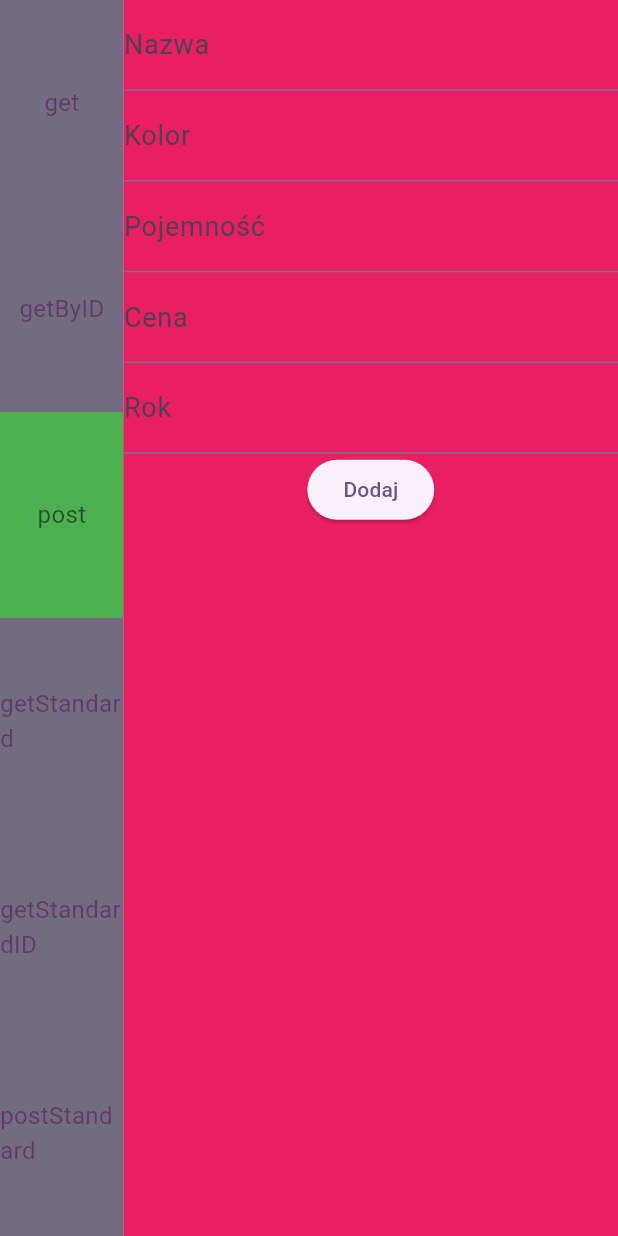
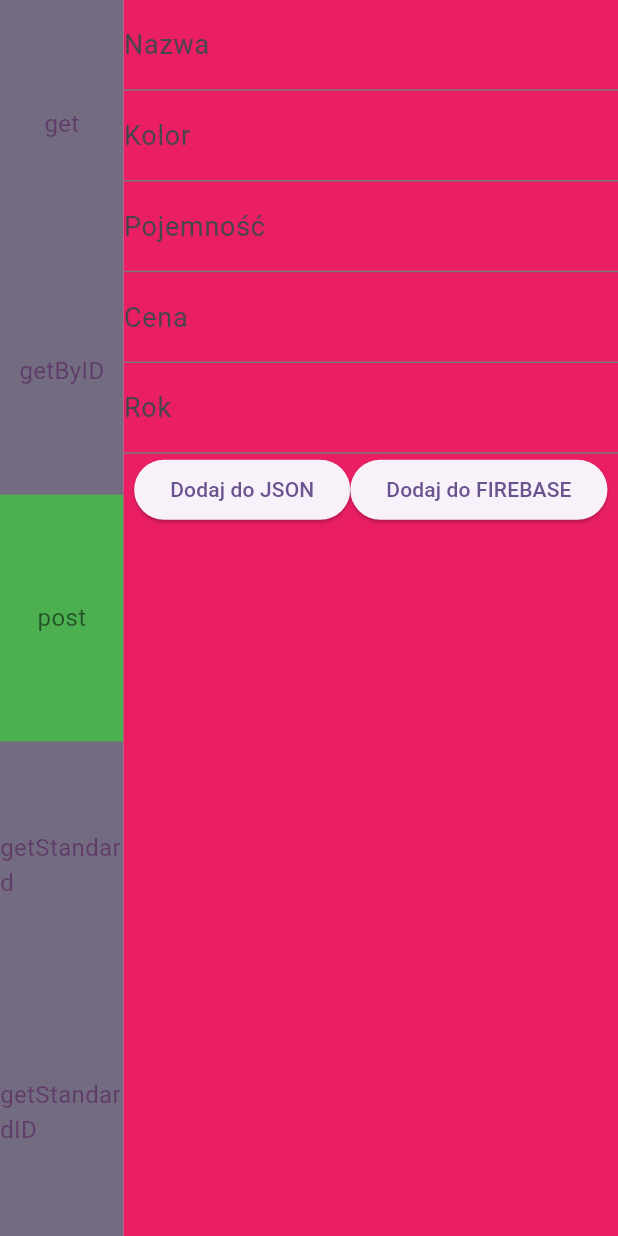
Before and after one commit to parowka18888/FlutterAPI, a Flutter app: the screen it shows once a user with an empty profile is signed in, after a tap on "get", after a tap on "getByID", after a tap on "post", on a phone screen of 412 x 824 dp. Run offline on Flutter 3.47's test engine with Material 3 defaults, Android fonts, the phone set to English and light mode, and no system bars; our stand-ins replace cloud_firestore, firebase_auth, firebase_core; missing offline and left inert: firebase_auth_platform_interface, firebase_ui_auth; accounts and stored records are empty; network calls fail.

Commit message:
Post view fixed

```diff
--- a/lib/core/enums/selected_mode.dart
+++ b/lib/core/enums/selected_mode.dart
@@ -1,3 +1,3 @@
 enum SelectedMode{
-  get, getByID, post, getStandard, getStandardID, postStandard
+  get, getByID, post, getStandard, getStandardID
 }
--- /dev/null
+++ b/lib/core/helpers/string_helper.dart
@@ -0,0 +1,8 @@
+class StringHelper{
+
+  static String toStr(dynamic value) {
+    if (value == null) return "";
+    return value.toString();
+  }
+
+}
--- a/lib/core/viewmodels/app_provider.dart
+++ b/lib/core/viewmodels/app_provider.dart
@@ -1,8 +1,10 @@
 import 'package:api/core/enums/dbs.dart';
 import 'package:api/core/enums/selected_mode.dart';
+import 'package:api/core/viewmodels/form_controller.dart';
 import 'package:api/data/services/PhoneService.dart';
 import 'package:api/data/services/PhoneService_Firebase.dart';
 import 'package:flutter/cupertino.dart';
+import 'package:provider/provider.dart';
 
 import '../../data/models/Phone.dart';
 
@@ -13,11 +15,15 @@ class AppProvider extends ChangeNotifier{
   bool isLoading = false;
   List<Phone> phones = [];
   Phone? phone = null;
+  Dbs currentDb = Dbs.firebase;
+  String? chosenID;
 
   void setSelectedMode(SelectedMode mode){
     selected_mode = mode;
+    chosenID = null;
     notifyListeners();
   }
+
 
   Future<void> loadPhones(Dbs db) async {
     isLoading = true;
@@ -26,6 +32,7 @@ class AppProvider extends ChangeNotifier{
       case Dbs.firebase: { phones = await PhoneService_Firebase.getPhones(); break;}
       case Dbs.json: { phones = await PhoneService.getPhones();break;}
     }
+    currentDb = db;
     isLoading = false;
     notifyListeners();
   }
@@ -38,13 +45,26 @@ class AppProvider extends ChangeNotifier{
       case Dbs.firebase: { phone = await PhoneService_Firebase.getPhoneByID(id); break;}
       case Dbs.json: { phone = await PhoneService.getPhoneById(id);break;}
     }
+    currentDb = db;
     isLoading = false;
     notifyListeners();
   }
 
-  void deletePhone(String id) {
-    PhoneService_Firebase.deletePhone(id);
+  Future<void> deletePhone(String id) async {
+    switch (currentDb){
+      case Dbs.firebase: { await PhoneService_Firebase.deletePhone(id); break;}
+      case Dbs.json: { await PhoneService.deletePhone(id);break;}
+    }
+    loadPhones(currentDb);
     notifyListeners();
   }
 
+  // void editPhone_Prepare(Phone phone, BuildContext context) {
+  //   FormController formController = context.read<FormController>();
+  //   formController.setForm(phone);
+  //   selected_mode = SelectedMode.post;
+  //   chosenID = phone.id;
+  //   notifyListeners();
+  // }
+
 }
--- a/lib/data/models/Phone.dart
+++ b/lib/data/models/Phone.dart
@@ -13,7 +13,7 @@ class Phone{
 
   factory Phone.fromJson(Map<String, dynamic> json){
     return Phone(
-      id: json["id"] as String,
+      id: json["id"] as String?,
       name: json['name'] as String,
       data: json['data'] != null ? Map<String, dynamic>.from(json['data']) : null
     );
--- a/lib/data/services/PhoneService_Firebase.dart
+++ b/lib/data/services/PhoneService_Firebase.dart
@@ -19,6 +19,13 @@ class PhoneService_Firebase{
         .delete();
   }
 
+  static Future<void> editPhone(Phone phone) async {
+    await FirebaseFirestore.instance
+      .collection('phones')
+      .doc(phone.id)
+      .set(phone.toMap());
+  }
+
   static Future<List<Phone>> getPhones() async {
     final QuerySnapshot snapshot = await FirebaseFirestore.instance.collection('phones').get();
     return snapshot.docs.map((doc){
@@ -28,9 +35,7 @@ class PhoneService_Firebase{
 
   static Future<Phone?> getPhoneByID(String id) async {
     final DocumentSnapshot doc = await FirebaseFirestore.instance.collection('phones').doc(id).get();
-    print("NIE ZNALEZIONO!");
     if(!doc.exists) return null;
-    print("ZNALEZIONO!");
     return Phone.fromFirestore(doc);
   }
 
--- a/lib/presentation/screens/startPage/firebase/post_firebase.dart
+++ b/lib/presentation/screens/startPage/main_panel/form_view.dart
@@ -5,15 +5,16 @@ import 'package:flutter/cupertino.dart';
 import 'package:flutter/material.dart';
 import 'package:provider/provider.dart';
 
+import '../../../../core/enums/dbs.dart';
 import '../../../../data/models/Phone.dart';
 
-class PostFirebase extends StatefulWidget{
-  PostFirebase({super.key});
+class FormView extends StatefulWidget{
+  FormView({super.key});
 
-  State<PostFirebase> createState() => _PostFirebase();
+  State<FormView> createState() => _FormView();
 }
 
-class _PostFirebase extends State<PostFirebase>{
+class _FormView extends State<FormView>{
 
   final _formKey = GlobalKey<FormState>();
 
@@ -22,10 +23,10 @@ class _PostFirebase extends State<PostFirebase>{
     super.dispose();
   }
 
-  void submit(){
+  void submit(Dbs db){
     if (_formKey.currentState!.validate()) {
       FormController formController = context.read<FormController>();
-      formController.submit(context);
+      formController.submit(context, db);
     }
   }
 
@@ -72,7 +73,14 @@ class _PostFirebase extends State<PostFirebase>{
                   keyboardType: TextInputType.number,
                   validator: PhoneValidators.validateNumber
                 ),
-                ElevatedButton(onPressed: submit, child: Text("Dodaj"))
+                Row(
+                  mainAxisAlignment: MainAxisAlignment.center,
+                  children: [
+                    ElevatedButton(onPressed: (){submit(Dbs.json);}, child: Text("Dodaj do JSON")),
+                    ElevatedButton(onPressed: (){submit(Dbs.firebase);}, child: Text("Dodaj do FIREBASE"))
+                  ],
+                )
+
               ],
             ),
           )
--- a/lib/presentation/screens/startPage/main_panel/main_panel.dart
+++ b/lib/presentation/screens/startPage/main_panel/main_panel.dart
@@ -1,6 +1,5 @@
 import 'package:api/core/viewmodels/app_provider.dart';
 import 'package:api/core/enums/selected_mode.dart';
-import 'package:api/presentation/screens/startPage/firebase/post_firebase.dart';
 import 'package:api/presentation/screens/startPage/main_panel/phone_data.dart';
 import 'package:api/presentation/screens/startPage/main_panel/phones_table.dart';
 import 'package:flutter/cupertino.dart';
@@ -8,6 +7,7 @@ import 'package:flutter/material.dart';
 import 'package:provider/provider.dart';
 
 import '../../../../core/enums/dbs.dart';
+import 'form_view.dart';
 
 class MainPanel extends StatefulWidget{
   MainPanel({super.key, required this.width, required this.height});
@@ -44,7 +44,7 @@ class _MainPanel extends State<MainPanel>{
               init: (){viewmodel.loadPhoneById("QXVpdsy6h6tx2R1ZGbLL", Dbs.firebase);},
             ),
           if(mode == SelectedMode.post)
-            PostFirebase(),
+            FormView(),
 
           //JSON
           if(mode == SelectedMode.getStandard)
--- a/lib/presentation/screens/startPage/main_panel/phones_table.dart
+++ b/lib/presentation/screens/startPage/main_panel/phones_table.dart
@@ -1,3 +1,4 @@
+import 'package:api/core/viewmodels/form_controller.dart';
 import 'package:flutter/cupertino.dart';
 import 'package:flutter/material.dart';
 import 'package:provider/provider.dart';
@@ -31,6 +32,7 @@ class _PhonesTableState extends State<PhonesTable>{
   Widget build(BuildContext context) {
 
     AppProvider appProvider = context.watch<AppProvider>();
+    FormController formController = context.watch<FormController>();
 
     return Center(
         // height: widget.height,
@@ -58,6 +60,9 @@ class _PhonesTableState extends State<PhonesTable>{
                       getDataCell(phone, "capacity"),
                       getDataCell(phone, "year"),
                       DataCell(
+                        Row(
+                          mainAxisAlignment: MainAxisAlignment.center,
+                          children: [
                             ElevatedButton(
                               onPressed: (){
                                 if(phone.id != null){
@@ -65,6 +70,16 @@ class _PhonesTableState extends State<PhonesTable>{
                                 }
                               },
                               child: Text("Usuń"),
+                            ),
+                            ElevatedButton(
+                              onPressed: (){
+                                if(phone.id != null){
+                                  formController.editPhone_Prepare(phone, context);
+                                }
+                              },
+                              child: Text("Edytuj"),
+                            ),
+                          ],
                         )
                       ),
                     ]
--- a/lib/presentation/screens/startPage/side_panel/side_panel_firebase.dart
+++ b/lib/presentation/screens/startPage/side_panel/side_panel_firebase.dart
@@ -1,5 +1,5 @@
 import 'package:api/core/enums/selected_mode.dart';
-import 'package:api/presentation/screens/startPage/firebase/Elements/button_firebase.dart';
+import 'package:api/presentation/screens/startPage/side_panel/button_firebase.dart';
 import 'package:flutter/cupertino.dart';
 import 'package:flutter/material.dart';
 
--- a/pubspec.yaml
+++ b/pubspec.yaml
@@ -34,6 +34,7 @@ dependencies:
   firebase_core: ^4.2.1
   cloud_firestore:
   provider: ^6.1.2
+  uuid: ^4.3.3
 
   # The following adds the Cupertino Icons font to your application.
   # Use with the CupertinoIcons class for iOS style icons.
```
Also changed, not shown: lib/core/viewmodels/form_controller.dart (+58 -12 lines), lib/data/services/PhoneService.dart (+42 -3 lines), lib/presentation/screens/startPage/side_panel/button_firebase.dart (renamed from lib/presentation/screens/startPage/firebase/Elements/button_firebase.dart), pubspec.lock, 1 other file. Lines whose indentation alone changed are shown as unchanged.
